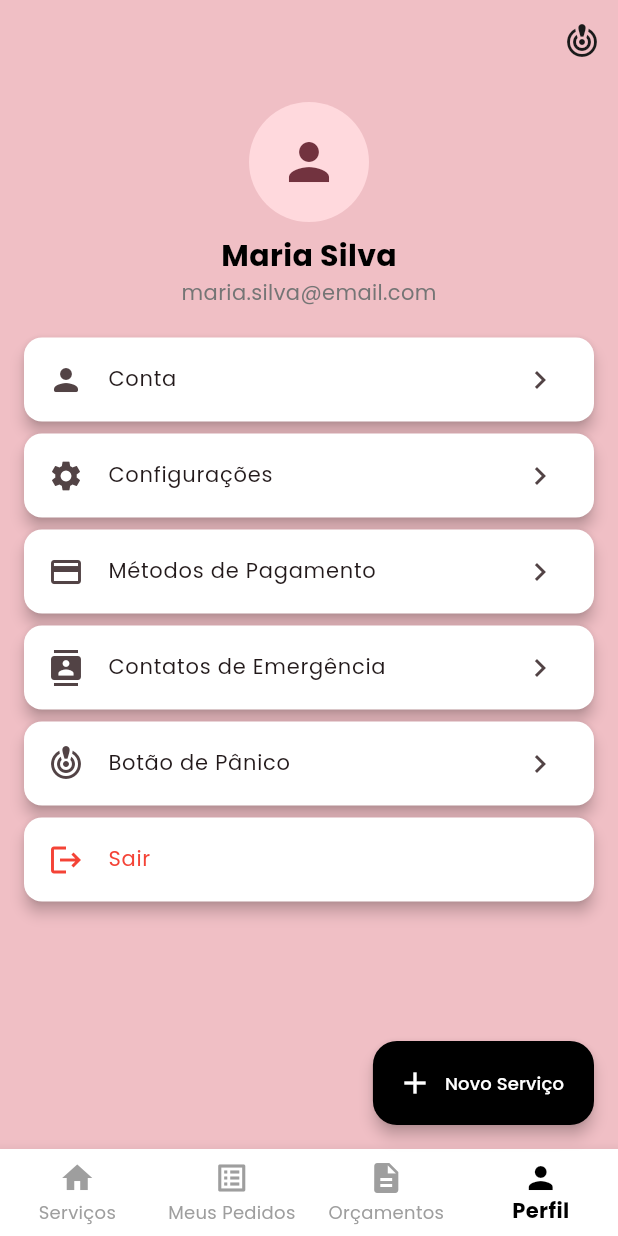
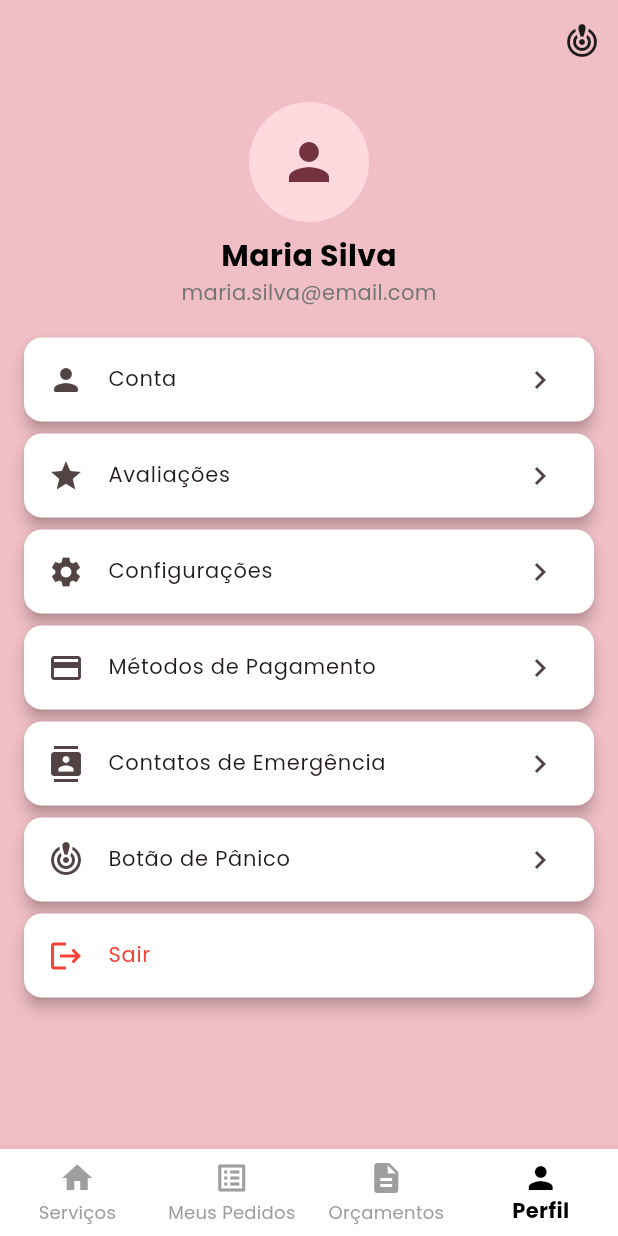
Before and after one commit to vaicomoutrasmaria819-maker/app_maria_vai_com_outras, a Flutter app: the ClientHomePage screen opened by its route, item 4 of the bottom bar chosen, after a tap on "Conta", on a phone screen of 412 x 824 dp. Run offline on Flutter 3.47's test engine with Material 3 defaults, Android fonts, the phone set to English and light mode, and no system bars; our stand-ins replace equatable, geolocator, go_router, google_fonts; missing offline and left inert: flutter_phone_direct_caller.

Commit message:
commit pre mpv

```diff
--- a/lib/presentation/features/client/client_home_page.dart
+++ b/lib/presentation/features/client/client_home_page.dart
@@ -23,9 +23,6 @@ class _ClientHomePageState extends State<ClientHomePage> {
 
   @override
   Widget build(BuildContext context) {
-    final screenWidth = MediaQuery.of(context).size.width;
-    final isMobile = screenWidth < 600;
-
     return Scaffold(
       appBar: AppBar(
         backgroundColor: Theme.of(context).brightness == Brightness.dark
@@ -73,18 +70,13 @@ class _ClientHomePageState extends State<ClientHomePage> {
           BottomNavigationBarItem(icon: Icon(Icons.person), label: 'Perfil'),
         ],
       ),
-      floatingActionButton: FloatingActionButton.extended(
-        onPressed: () => _showNewServiceDialog(context),
-        backgroundColor: Theme.of(context).colorScheme.primary,
-        foregroundColor: Colors.white,
-        icon: const Icon(Icons.add),
-        label: Text(
-          'Novo Serviço',
-          style: TextStyle(fontSize: isMobile ? 12 : 14),
-        ),
-      ),
+      // O floatingActionButton global foi removido daqui para não aparecer em todas as abas.
     );
   }
+}
+
+class ClientServicesPage extends StatelessWidget {
+  const ClientServicesPage({super.key});
 
   void _showNewServiceDialog(BuildContext context) {
     showDialog(
@@ -103,23 +95,46 @@ class _ClientHomePageState extends State<ClientHomePage> {
       ),
     );
   }
-}
-
-class ClientServicesPage extends StatelessWidget {
-  const ClientServicesPage({super.key});
 
   @override
   Widget build(BuildContext context) {
     final screenWidth = MediaQuery.of(context).size.width;
     final isMobile = screenWidth < 600;
 
-    // Responsive sizing
+    // Sizing responsivo
     final crossAxisCount = isMobile ? 2 : 3;
     final padding = isMobile ? 12.0 : 16.0;
     final spacing = isMobile ? 16.0 : 24.0;
     final titleFontSize = isMobile ? 20.0 : 24.0;
 
-    return Padding(
+    // Adicionado Scaffold interno com fundo transparente para conter o FAB apenas nesta tela
+    return Scaffold(
+      backgroundColor: Colors.transparent,
+      floatingActionButton: FloatingActionButton.extended(
+        onPressed: () => _showNewServiceDialog(context),
+        backgroundColor: Theme.of(context).brightness == Brightness.dark
+            ? const Color(0xFF1A1A1A)
+            : AppTheme.primaryWhite,
+        foregroundColor: Theme.of(context).brightness == Brightness.dark
+            ? const Color(0xFF1A1A1A)
+            : AppTheme.primaryWhite,
+        icon: Icon(
+          Icons.add,
+          color: Theme.of(context).brightness == Brightness.dark
+              ? AppTheme.primaryWhite
+              : const Color(0xFF1A1A1A),
+        ),
+        label: Text(
+          'Novo Serviço',
+          style: TextStyle(
+            fontSize: isMobile ? 12 : 14,
+            color: Theme.of(context).brightness == Brightness.dark
+                ? AppTheme.primaryWhite
+                : const Color(0xFF1A1A1A),
+          ),
+        ),
+      ),
+      body: Padding(
         padding: EdgeInsets.all(padding),
         child: Column(
           crossAxisAlignment: CrossAxisAlignment.start,
@@ -158,7 +173,7 @@ class ClientServicesPage extends StatelessWidget {
                   ),
                   _ServiceCategoryCard(
                     icon: Icons.layers,
-                  title: 'Revestimento',
+                    title: 'Revestimentos',
                     color: Colors.grey,
                     isMobile: isMobile,
                   ),
@@ -170,7 +185,7 @@ class ClientServicesPage extends StatelessWidget {
                   ),
                   _ServiceCategoryCard(
                     icon: Icons.chat,
-                  title: 'Chat Suporte',
+                    title: 'Chat e Suporte',
                     color: Colors.purple,
                     onTap: () => context.push(
                       '/chat?currentUserId=client_1&otherUserId=provider_1&otherUserName=Ana Costa',
@@ -181,6 +196,7 @@ class ClientServicesPage extends StatelessWidget {
               ),
             ),
           ],
+        ),
       ),
     );
   }
@@ -249,7 +265,6 @@ class ClientOrdersPage extends StatelessWidget {
     final screenWidth = MediaQuery.of(context).size.width;
     final isMobile = screenWidth < 600;
 
-    // Responsive sizing
     final padding = isMobile ? 12.0 : 16.0;
     final spacing = isMobile ? 12.0 : 16.0;
     final titleFontSize = isMobile ? 20.0 : 24.0;
@@ -302,7 +317,10 @@ class ClientOrdersPage extends StatelessWidget {
                             ),
                             onPressed: () {
                               context.push(
-                                '/create-rating?serviceId=service_${index + 1}&providerId=provider_1&providerName=Ana Costa&serviceTitle=Serviço #${index + 1}',
+                                '/create-rating?serviceId=service${index + 1}'
+                                '&providerId=provider_1'
+                                '&providerName=Ana Costa'
+                                '&serviceTitle=Serviço #${index + 1}',
                               );
                             },
                             tooltip: 'Avaliar serviço',
@@ -343,7 +361,6 @@ class ClientQuotationsPage extends StatefulWidget {
 }
 
 class _ClientQuotationsPageState extends State<ClientQuotationsPage> {
-  // Mock data for quotations
   final List<Map<String, dynamic>> _quotations = [
     {
       'id': '1',
@@ -368,8 +385,7 @@ class _ClientQuotationsPageState extends State<ClientQuotationsPage> {
 
   @override
   Widget build(BuildContext context) {
-    final screenWidth = MediaQuery.of(context).size.width;
-    final isMobile = screenWidth < 600;
+    final isMobile = MediaQuery.of(context).size.width < 600;
 
     return Padding(
       padding: EdgeInsets.all(isMobile ? 12 : 16),
@@ -524,6 +540,9 @@ class _QuotationCard extends StatelessWidget {
     final fontSize = isMobile ? 14.0 : 16.0;
     final smallFontSize = isMobile ? 12.0 : 14.0;
 
+    final value = quotation['quotationValue'] ?? quotation['estimatedValue'];
+    final formattedValue = value is num ? value.toStringAsFixed(2) : '$value';
+
     return Card(
       margin: EdgeInsets.only(bottom: isMobile ? 8.0 : 12.0),
       child: Padding(
@@ -536,7 +555,7 @@ class _QuotationCard extends StatelessWidget {
               children: [
                 Expanded(
                   child: Text(
-                    quotation['title'],
+                    quotation['title']?.toString() ?? '',
                     style: TextStyle(
                       fontSize: fontSize,
                       fontWeight: FontWeight.bold,
@@ -571,7 +590,7 @@ class _QuotationCard extends StatelessWidget {
             ),
             SizedBox(height: isMobile ? 4 : 6),
             Text(
-              quotation['description'],
+              quotation['description']?.toString() ?? '',
               style: TextStyle(
                 fontSize: smallFontSize,
                 color: Colors.grey[600],
@@ -589,7 +608,7 @@ class _QuotationCard extends StatelessWidget {
                 ),
                 SizedBox(width: isMobile ? 4 : 8),
                 Text(
-                  'Valor: R\$ ${quotation['quotationValue']?.toStringAsFixed(2) ?? quotation['estimatedValue'].toStringAsFixed(2)}',
+                  'Valor: R\$ $formattedValue',
                   style: TextStyle(
                     fontSize: smallFontSize,
                     fontWeight: FontWeight.bold,
@@ -652,10 +671,7 @@ class ClientProfilePage extends StatelessWidget {
 
   @override
   Widget build(BuildContext context) {
-    final screenWidth = MediaQuery.of(context).size.width;
-    final isMobile = screenWidth < 600;
-
-    // Responsive sizing
+    final isMobile = MediaQuery.of(context).size.width < 600;
     final padding = isMobile ? 12.0 : 16.0;
     final spacing = isMobile ? 16.0 : 32.0;
     final avatarRadius = isMobile ? 40.0 : 50.0;
@@ -702,8 +718,21 @@ class ClientProfilePage extends StatelessWidget {
                 style: TextStyle(fontSize: isMobile ? 14 : 16),
               ),
               trailing: const Icon(Icons.chevron_right),
+              onTap: () {},
+            ),
+          ),
+          Card(
+            child: ListTile(
+              leading: const Icon(Icons.star),
+              title: Text(
+                'Avaliações',
+                style: TextStyle(fontSize: isMobile ? 14 : 16),
+              ),
+              trailing: const Icon(Icons.chevron_right),
               onTap: () {
-                // TODO: Navigate to settings
+                context.push(
+                  '/ratings?providerId=provider_1&providerName=Ana Costa',
+                );
               },
             ),
           ),
@@ -715,9 +744,7 @@ class ClientProfilePage extends StatelessWidget {
                 style: TextStyle(fontSize: isMobile ? 14 : 16),
               ),
               trailing: const Icon(Icons.chevron_right),
-              onTap: () {
-                // TODO: Navigate to settings
-              },
+              onTap: () {},
             ),
           ),
           Card(
@@ -728,9 +755,7 @@ class ClientProfilePage extends StatelessWidget {
                 style: TextStyle(fontSize: isMobile ? 14 : 16),
               ),
               trailing: const Icon(Icons.chevron_right),
-              onTap: () {
-                // TODO: Navigate to payment methods
-              },
+              onTap: () {},
             ),
           ),
           Card(
@@ -741,9 +766,7 @@ class ClientProfilePage extends StatelessWidget {
                 style: TextStyle(fontSize: isMobile ? 14 : 16),
               ),
               trailing: const Icon(Icons.chevron_right),
-              onTap: () {
-                // TODO: Navigate to emergency contacts
-              },
+              onTap: () {},
             ),
           ),
           Card(
--- a/lib/presentation/features/rating/ratings_page.dart
+++ b/lib/presentation/features/rating/ratings_page.dart
@@ -325,7 +325,7 @@ class _RatingSummaryCard extends StatelessWidget {
                     ),
                     SizedBox(width: isMobile ? 8 : 12),
                     Text(
-                      '$count ($percentage.toStringAsFixed(0)%)',
+                      '$count ($percentage%)',
                       style: TextStyle(
                         fontSize: isMobile ? 12 : 14,
                         color: Theme.of(context).brightness == Brightness.dark
```
Also changed, not shown: lib/presentation/features/provider/provider_home_page.dart (+14 -1 lines). Lines whose indentation alone changed are shown as unchanged.
